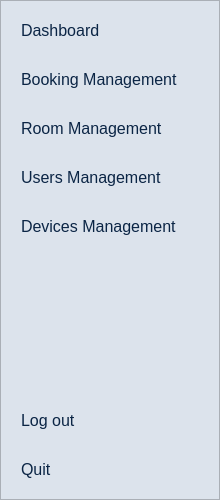
Above: ui/sidebar.ui from maihuybao/SmartLockUEL before the change. Below: the same form after it.
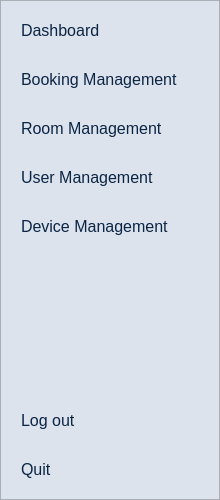
That is the form after the change.

Patch:
```diff
--- a/ui/sidebar.ui
+++ b/ui/sidebar.ui
@@ -88,14 +88,14 @@
    <item>
     <widget class="QPushButton" name="pushButtonUsers">
      <property name="text">
-      <string>Users Management</string>
+      <string>User Management</string>
      </property>
     </widget>
    </item>
    <item>
     <widget class="QPushButton" name="pushButtonDevices">
      <property name="text">
-      <string>Devices Management</string>
+      <string>Device Management</string>
      </property>
     </widget>
    </item>
```
